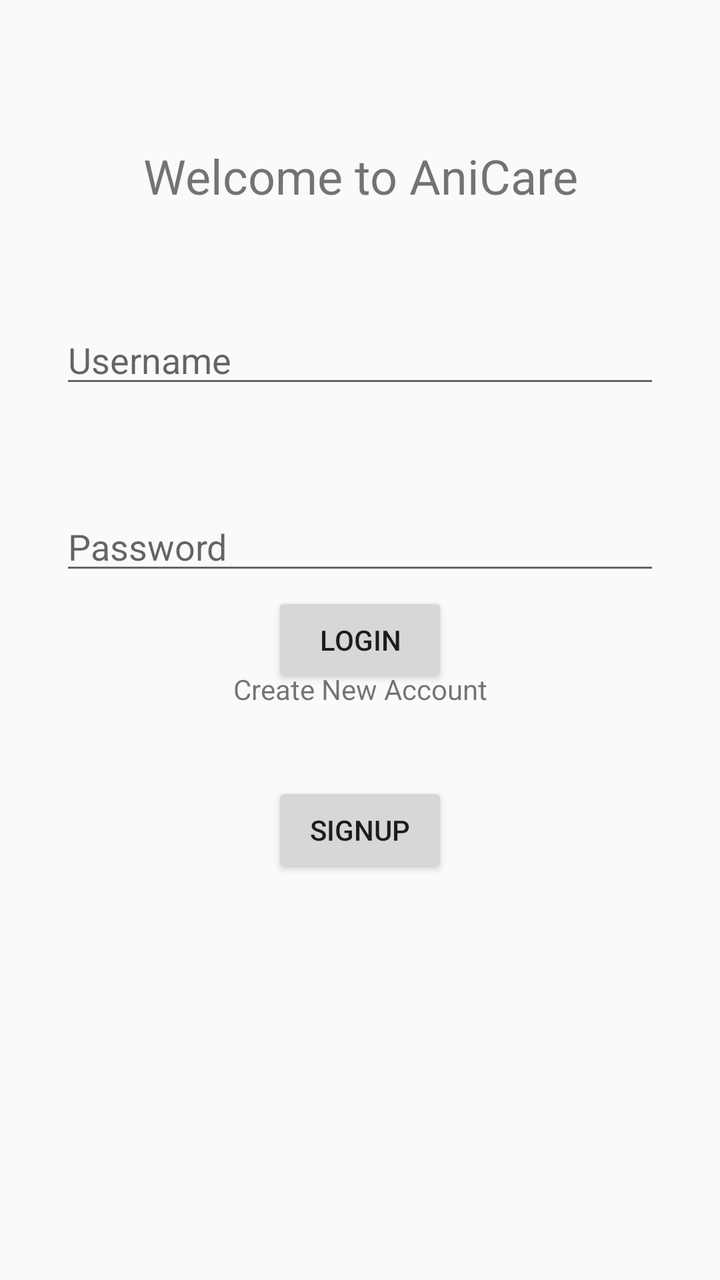
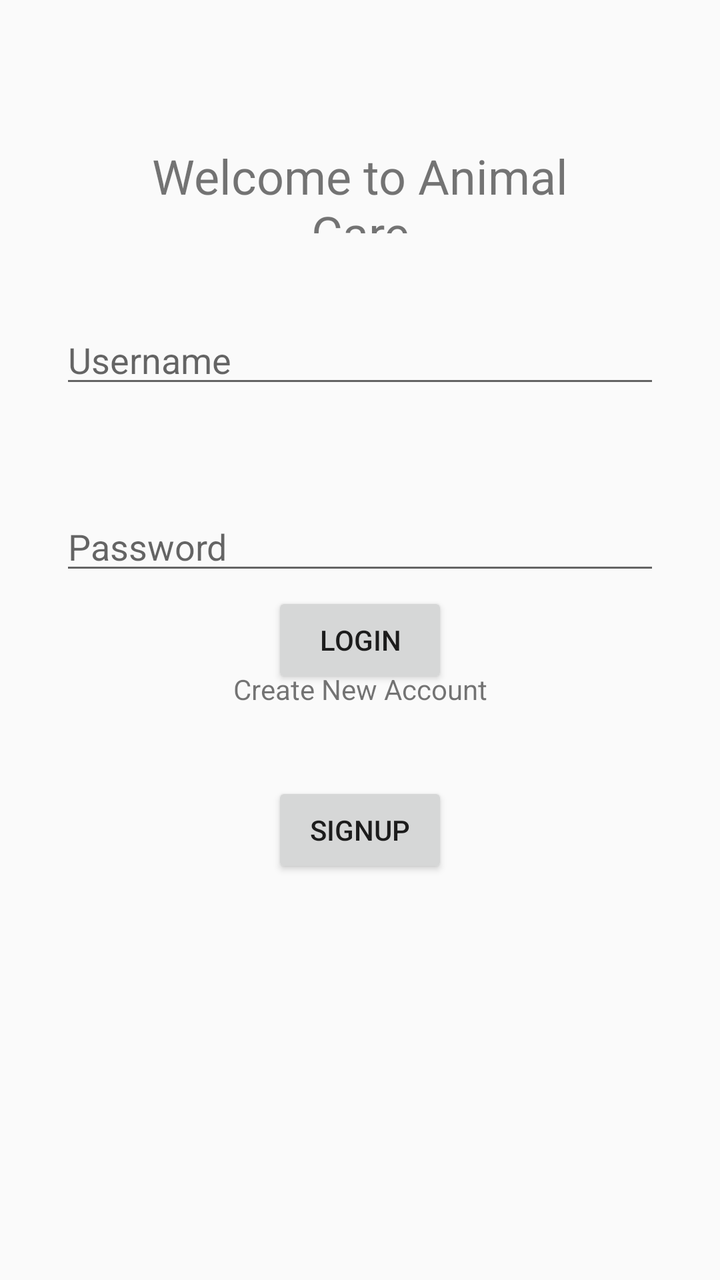

Before-and-after screenshots of an Android layout around one commit, followed by the original layout XML and the change that was made.
<!-- AndroidManifest.xml: application theme AppTheme -->
<!-- res/layout/activity_main.xml -->
<?xml version="1.0" encoding="utf-8"?>
<androidx.constraintlayout.widget.ConstraintLayout xmlns:android="http://schemas.android.com/apk/res/android"
    xmlns:app="http://schemas.android.com/apk/res-auto"
    xmlns:tools="http://schemas.android.com/tools"
    android:layout_width="match_parent"
    android:layout_height="match_parent"
    tools:context=".MainActivity">

    <TextView
        android:id="@+id/Maintext"
        android:layout_width="263dp"
        android:layout_height="45dp"
        android:layout_marginTop="104dp"
        android:text="Welcome to AniCare"
        android:textAlignment="center"
        android:textSize="24sp"
        app:layout_constraintBottom_toTopOf="@+id/LoginUsername"
        app:layout_constraintEnd_toEndOf="parent"
        app:layout_constraintStart_toStartOf="parent"
        app:layout_constraintTop_toTopOf="parent"
        app:layout_constraintVertical_bias="0.0" />

    <EditText
        android:id="@+id/LoginUsername"
        android:layout_width="0dp"
        android:layout_height="wrap_content"
        android:layout_marginStart="30dp"
        android:layout_marginTop="41dp"
        android:layout_marginEnd="30dp"
        android:layout_marginBottom="26dp"
        android:ems="10"
        android:hint="Username"
        android:inputType="textEmailAddress"
        app:layout_constraintBottom_toTopOf="@+id/LoginPassword"
        app:layout_constraintEnd_toEndOf="parent"
        app:layout_constraintStart_toStartOf="parent"
        app:layout_constraintTop_toBottomOf="@+id/Maintext" />

    <EditText
        android:id="@+id/LoginPassword"
        android:layout_width="match_parent"
        android:layout_height="wrap_content"
        android:layout_marginStart="30dp"
        android:layout_marginTop="26dp"
        android:layout_marginEnd="30dp"
        android:layout_marginBottom="36dp"
        android:ems="10"
        android:hint="Password"
        android:inputType="textPassword"
        app:layout_constraintBottom_toTopOf="@+id/Loginbtn"
        app:layout_constraintEnd_toEndOf="parent"
        app:layout_constraintStart_toStartOf="parent"
        app:layout_constraintTop_toBottomOf="@+id/LoginUsername" />

    <Button
        android:id="@+id/Loginbtn"
        android:layout_width="wrap_content"
        android:layout_height="wrap_content"
        android:text="Login"
        app:layout_constraintBottom_toBottomOf="parent"
        app:layout_constraintEnd_toEndOf="parent"
        app:layout_constraintStart_toStartOf="parent"
        app:layout_constraintTop_toTopOf="parent" />

    <Button
        android:id="@+id/Signupbtn"
        android:layout_width="wrap_content"
        android:layout_height="wrap_content"
        android:layout_marginTop="17dp"
        android:layout_marginBottom="232dp"
        android:text="SignUp"
        app:layout_constraintBottom_toBottomOf="parent"
        app:layout_constraintEnd_toEndOf="parent"
        app:layout_constraintStart_toStartOf="parent"
        app:layout_constraintTop_toBottomOf="@+id/textView" />

    <TextView
        android:id="@+id/textView"
        android:layout_width="245dp"
        android:layout_height="22dp"
        android:layout_marginTop="22dp"
        android:layout_marginBottom="17dp"
        android:text="Create New Account"
        android:textAlignment="center"
        app:layout_constraintBottom_toTopOf="@+id/Signupbtn"
        app:layout_constraintEnd_toEndOf="parent"
        app:layout_constraintStart_toStartOf="parent"
        app:layout_constraintTop_toBottomOf="@+id/Loginbtn" />
</androidx.constraintlayout.widget.ConstraintLayout>
<!-- resources referenced by this layout -->
<resources>
  <style name="AppTheme" parent="Theme.AppCompat.Light.DarkActionBar">
          
          <item name="colorPrimary">@color/colorPrimary</item>
          <item name="colorPrimaryDark">@color/colorPrimaryDark</item>
          <item name="colorAccent">@color/colorAccent</item>
      </style>
  <color name="colorPrimary">#008577</color>
  <color name="colorPrimaryDark">#00574B</color>
  <color name="colorAccent">#D81B60</color>
</resources>

<!-- the commit's change to res/layout/activity_main.xml (unified diff, before → after) -->
@@ -11,7 +11,7 @@
         android:layout_width="263dp"
         android:layout_height="45dp"
         android:layout_marginTop="104dp"
-        android:text="Welcome to AniCare"
+        android:text="Welcome to Animal Care"
         android:textAlignment="center"
         android:textSize="24sp"
         app:layout_constraintBottom_toTopOf="@+id/LoginUsername"
